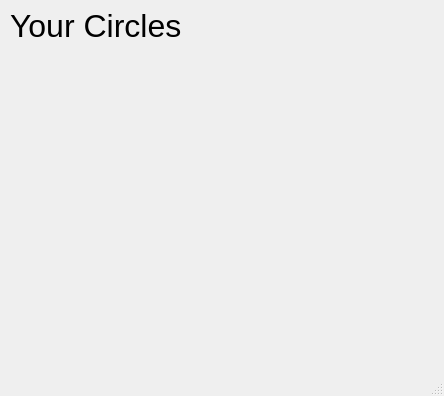
The window that TestingGrounds/yourcircles.ui (HKavalos/ToGather) describes before a commit, drawn with Qt 5.
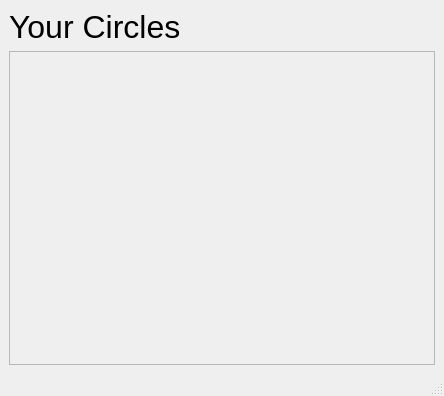
The same window after the commit.

Diff of the .ui file:
```diff
--- a/TestingGrounds/yourcircles.ui
+++ b/TestingGrounds/yourcircles.ui
@@ -14,15 +14,34 @@
    <string>MainWindow</string>
   </property>
   <widget class="QWidget" name="centralwidget">
-   <widget class="QLabel" name="label">
+   <layout class="QGridLayout" name="gridLayout">
+    <item row="2" column="0">
+     <widget class="QScrollArea" name="circlesScrollArea">
+      <property name="widgetResizable">
+       <bool>true</bool>
+      </property>
+      <widget class="QWidget" name="circlesDisplay">
     <property name="geometry">
      <rect>
-      <x>10</x>
-      <y>10</y>
-      <width>221</width>
-      <height>31</height>
-     </rect>
-    </property>
+         <x>0</x>
+         <y>0</y>
+         <width>424</width>
+         <height>290</height>
+        </rect>
+       </property>
+       <property name="acceptDrops">
+        <bool>false</bool>
+       </property>
+       <layout class="QVBoxLayout" name="verticalLayout">
+        <property name="topMargin">
+         <number>9</number>
+        </property>
+       </layout>
+      </widget>
+     </widget>
+    </item>
+    <item row="1" column="0">
+     <widget class="QLabel" name="label">
     <property name="font">
      <font>
       <pointsize>24</pointsize>
@@ -32,6 +51,8 @@
      <string>Your Circles</string>
     </property>
    </widget>
+    </item>
+   </layout>
   </widget>
   <widget class="QMenuBar" name="menubar">
    <property name="geometry">
```
Lines whose indentation alone changed are shown as unchanged.
